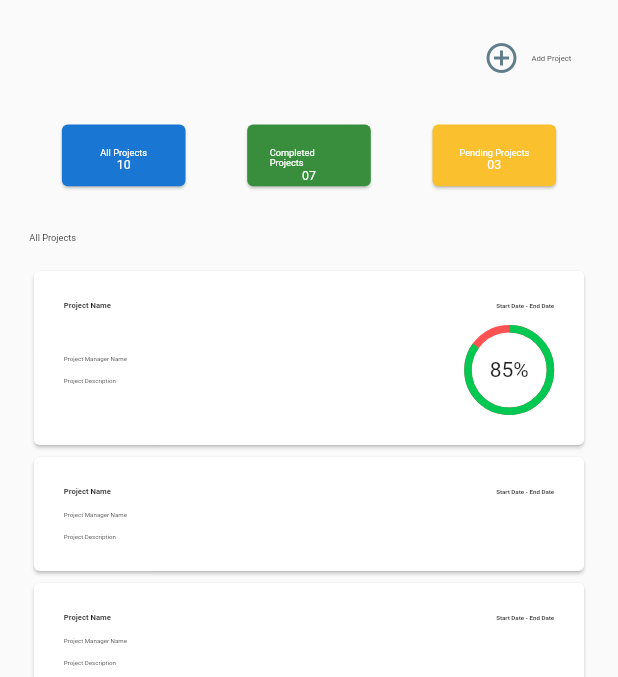
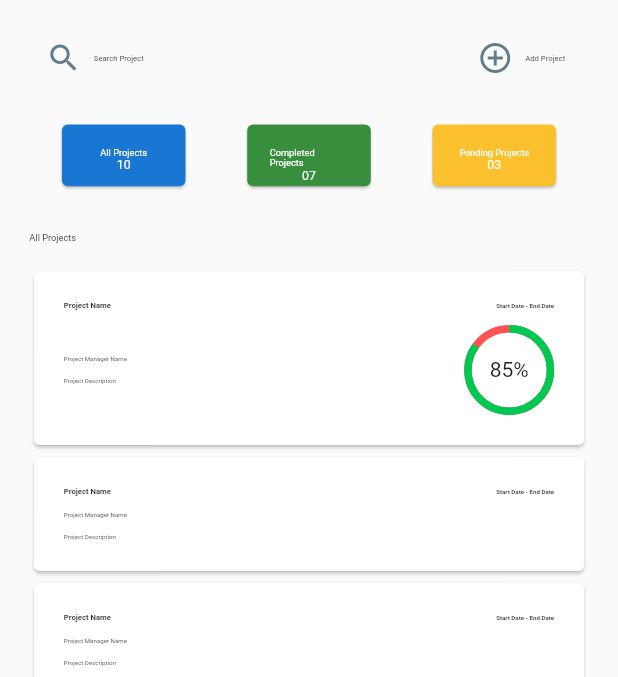
Before and after one commit to dishangPatel/SGHPMS, a Flutter app: the DesktopAdminProjects screen opened directly, on a phone screen of 412 x 824 dp, the part 51-728 px from its top. Run offline on Flutter 3.47's test engine with Material 2 defaults, Android fonts, the phone set to English and light mode, and no system bars; drawn by our look-alikes of percent_indicator; our stand-ins replace fluttertoast, shared_preferences; missing offline and left inert: requests; accounts and stored records are empty; network calls fail.

Commit message:
Admin 21-02-2020

```diff
--- a/lib/AdminProjects.dart
+++ b/lib/AdminProjects.dart
@@ -61,13 +61,29 @@ class _DesktopAdminProjectsState extends State<DesktopAdminProjects> {
                     ),
                   ],
                 ),
-                Row(
-                  mainAxisAlignment: MainAxisAlignment.end,
-                  crossAxisAlignment: CrossAxisAlignment.center,
-                  children: <Widget>[
-                    Container(
-                      margin: EdgeInsets.fromLTRB(0, 0, width * 0.015, 0),
-                      child: FlatButton.icon(
+                Container(
+                  margin: EdgeInsets.symmetric(horizontal: width * 0.025),
+                  child: Row(
+                    mainAxisAlignment: MainAxisAlignment.spaceBetween,
+                    crossAxisAlignment: CrossAxisAlignment.center,
+                    children: <Widget>[
+                      FlatButton.icon(
+                        onPressed: () {
+                          Navigator.pushNamed(context, '/searchProject');
+                        },
+                        hoverColor: Colors.transparent,
+                        icon: Icon(
+                          Icons.search,
+                          color: Colors.blueGrey,
+                        ),
+                        label: Text(
+                          'Search Project',
+                          style: TextStyle(
+                            fontSize: width * 0.0125,
+                          ),
+                        ),
+                      ),
+                      FlatButton.icon(
                         onPressed: () {
                           Navigator.pushNamed(context, '/addProject');
                         },
@@ -83,8 +99,8 @@ class _DesktopAdminProjectsState extends State<DesktopAdminProjects> {
                           ),
                         ),
                       ),
-                    ),
-                  ],
+                    ],
+                  ),
                 ),
                 Row(
                   mainAxisAlignment: MainAxisAlignment.spaceEvenly,
@@ -275,8 +291,10 @@ class _DesktopAdminProjectsState extends State<DesktopAdminProjects> {
                                       MainAxisAlignment.spaceBetween,
                                   children: <Widget>[
                                     Column(
-                                      mainAxisAlignment: MainAxisAlignment.start,
-                                      crossAxisAlignment: CrossAxisAlignment.start,
+                                      mainAxisAlignment:
+                                          MainAxisAlignment.start,
+                                      crossAxisAlignment:
+                                          CrossAxisAlignment.start,
                                       children: <Widget>[
                                         Text(
                                           'Project Manager Name',
--- a/lib/main.dart
+++ b/lib/main.dart
@@ -1,5 +1,6 @@
 import 'package:flutter/material.dart';
 import 'package:project_management_system/AddProject.dart';
+import 'package:project_management_system/SearchProject.dart';
 import 'AdminDashboard.dart';
 import 'Login.dart';
 
@@ -20,6 +21,7 @@ class MyApp extends StatelessWidget {
         '/': (context) => Login(),
         '/adminDashboard': (context) => AdminDashboard(),
         '/addProject': (context) => AddProject(),
+        '/searchProject': (context) => SeachProject(),
       },
     );
   }
```
Also changed, not shown: lib/AdminDashboard.dart (+4 -6 lines), lib/AdminViewComplaints.dart (renamed from lib/AdminViewComplains.dart, +13 -13 lines), lib/SearchProject.dart (added, +72 -0 lines).
